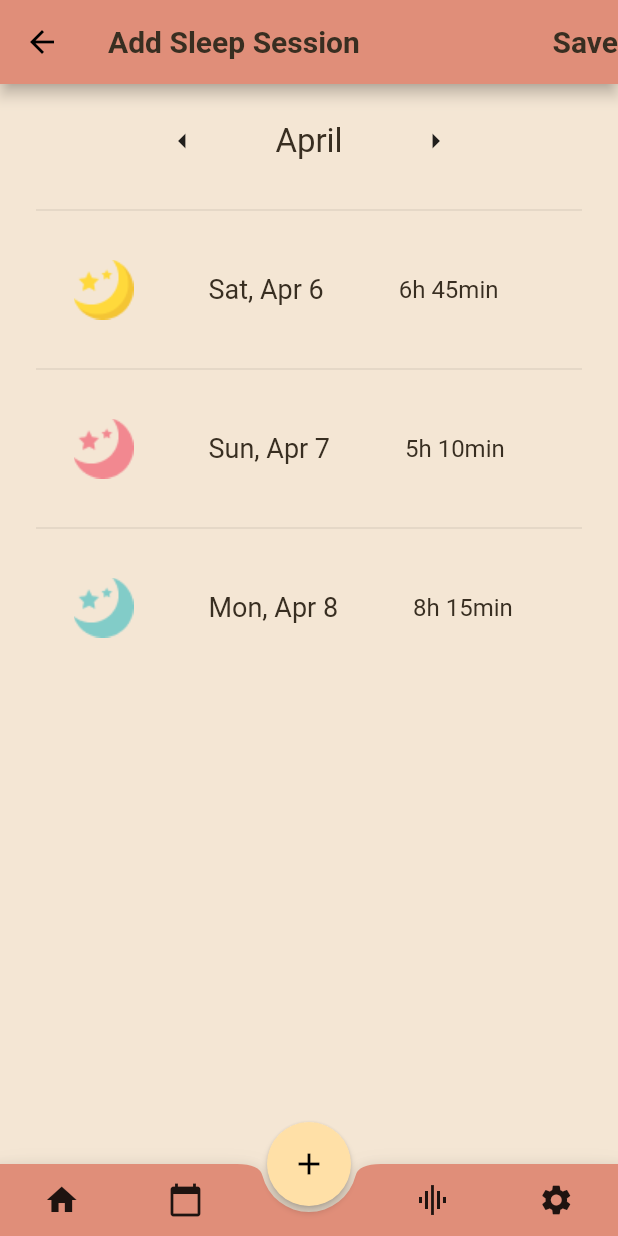
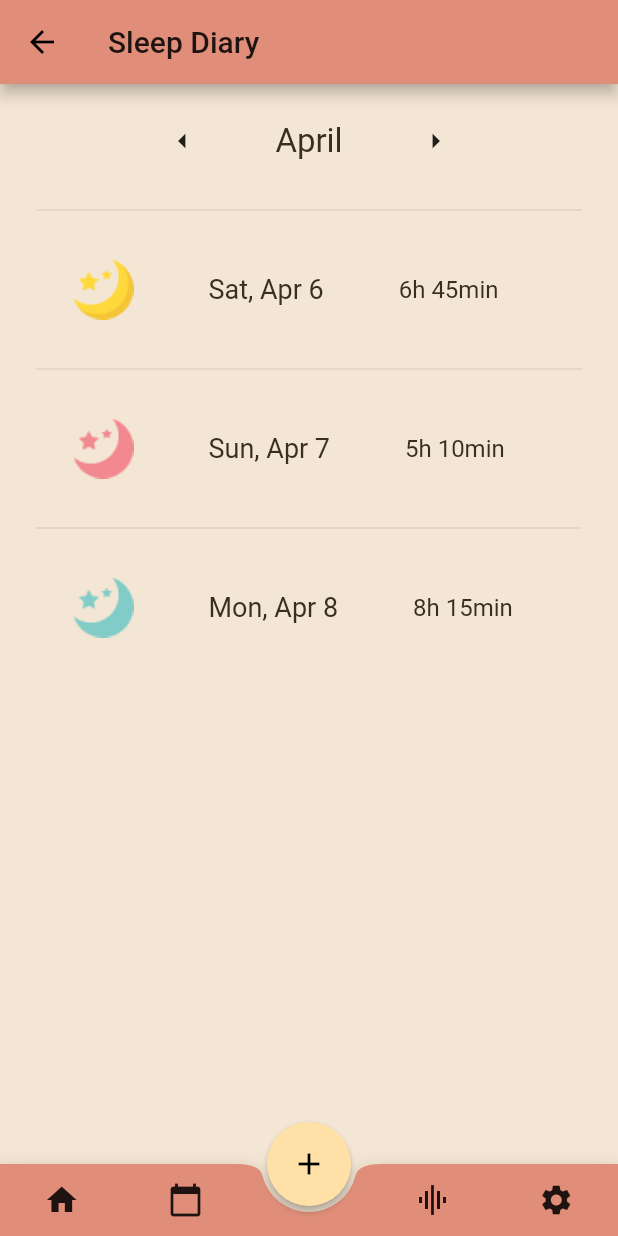
Before and after one commit to alexdor/dtu-sleepwell, a Flutter app: the SleepDiary screen opened by its route, on a phone screen of 412 x 824 dp. Run offline on Flutter 3.47's test engine with Material 2 defaults, Android fonts, the phone set to English and light mode, and no system bars; our stand-ins replace dots_indicator; Roboto replaces fonts that are missing (Comfortaa); project files that could hold a hidden picture were left out.

Commit message:
feat(scaffold): Add title and action

```diff
--- a/mobile_app/lib/components/scaffold.dart
+++ b/mobile_app/lib/components/scaffold.dart
@@ -3,8 +3,12 @@ import 'package:flutter/material.dart';
 class ScreenScaffold extends StatelessWidget {
   final Widget body;
   final bool hideAppBar;
+  final Widget title;
+  final List<Widget> actions;
 
-  const ScreenScaffold({Key key, this.body, this.hideAppBar}) : super(key: key);
+  const ScreenScaffold(
+      {Key key, this.body, this.hideAppBar, this.title, this.actions})
+      : super(key: key);
   @override
   Widget build(BuildContext context) {
     return Scaffold(
@@ -14,33 +18,8 @@ class ScreenScaffold extends StatelessWidget {
           : AppBar(
               automaticallyImplyLeading: true,
               backgroundColor: Color(0xFFE08E79),
-              actions: <Widget>[
-                Container(
-                  child: Align(
-                    alignment: Alignment.centerLeft,
-                    child: Text(
-                      "Save",
-                      textAlign: TextAlign.left,
-                      style: TextStyle(
-                        fontFamily: 'Comfortaa',
-                        color: Color(0xFF382E21),
-                        fontSize: 20.0,
-                        fontWeight: FontWeight.bold,
-                      ),
-                    ),
-                  ),
-                )
-              ],
-              title: Text(
-                "Add Sleep Session",
-                textAlign: TextAlign.justify,
-                style: TextStyle(
-                  fontFamily: 'Comfortaa',
-                  color: Color(0xFF382E21),
-                  fontSize: 20.0,
-                  fontWeight: FontWeight.bold,
-                ),
-              ),
+              actions: actions,
+              title: title,
             ),
       floatingActionButtonLocation: FloatingActionButtonLocation.centerDocked,
       floatingActionButton: FloatingActionButton(
--- a/mobile_app/lib/screens/select_date.dart
+++ b/mobile_app/lib/screens/select_date.dart
@@ -28,6 +28,33 @@ class _SelectDateState extends State<SelectDate> {
   @override
   Widget build(BuildContext context) {
     return ScreenScaffold(
+        title: Text(
+          "Add Sleep Session",
+          textAlign: TextAlign.justify,
+          style: TextStyle(
+            fontFamily: 'Comfortaa',
+            color: Color(0xFF382E21),
+            fontSize: 20.0,
+            fontWeight: FontWeight.bold,
+          ),
+        ),
+        actions: <Widget>[
+          Container(
+            child: Align(
+              alignment: Alignment.centerLeft,
+              child: Text(
+                "Save",
+                textAlign: TextAlign.left,
+                style: TextStyle(
+                  fontFamily: 'Comfortaa',
+                  color: Color(0xFF382E21),
+                  fontSize: 20.0,
+                  fontWeight: FontWeight.bold,
+                ),
+              ),
+            ),
+          )
+        ],
         body: new Container(
           child: new Column(
             children: <Widget>[
--- a/mobile_app/lib/screens/sleepdiary_screen.dart
+++ b/mobile_app/lib/screens/sleepdiary_screen.dart
@@ -5,6 +5,7 @@ class SleepDiary extends StatelessWidget {
   @override
   Widget build(BuildContext context) {
     return ScreenScaffold(
+      title: Text("Sleep Diary"),
       body: new Container(
           child: ListView(
               shrinkWrap: true,
```
Lines whose indentation alone changed are shown as unchanged.
